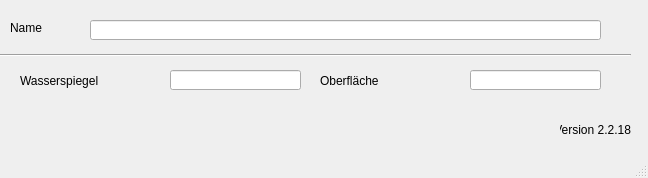
This is qkan/database/templates/speicherkennlinien.ui in hoettges/QKan as Qt 5 draws it before an edit. The edited form follows.
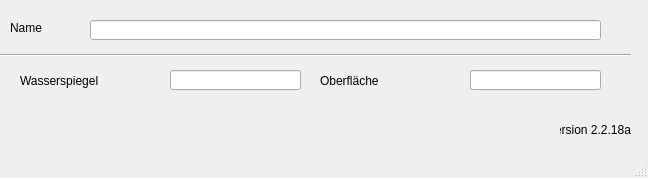
This is the edited form.

```diff
--- a/qkan/database/templates/speicherkennlinien.ui
+++ b/qkan/database/templates/speicherkennlinien.ui
@@ -109,7 +109,7 @@
      <string>Version QKan Import</string>
     </property>
     <property name="text">
-     <string>Version 2.2.18</string>
+     <string>Version 2.2.18a</string>
     </property>
     <property name="alignment">
      <set>Qt::AlignRight|Qt::AlignTrailing|Qt::AlignVCenter</set>
```
